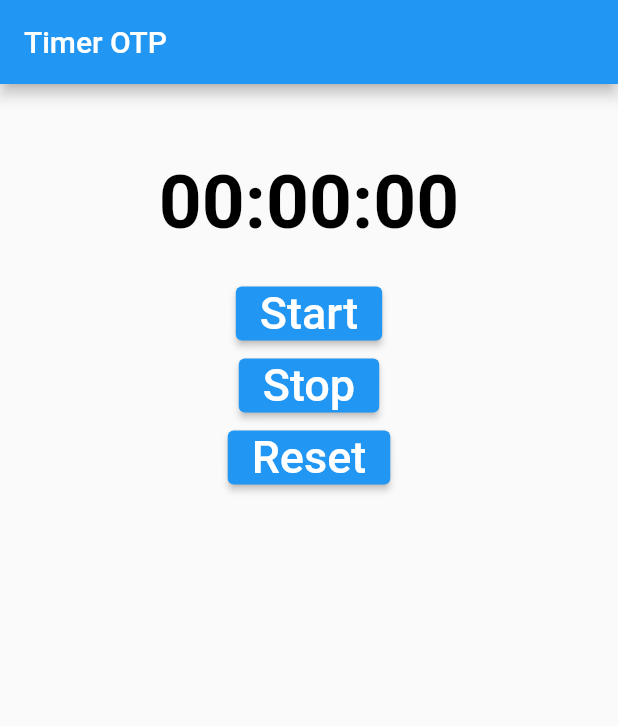
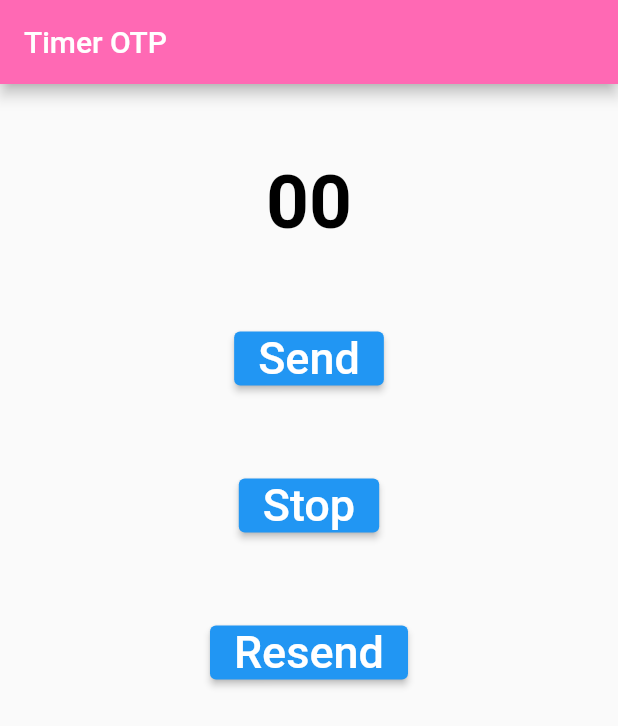
Before and after one commit to Krt-dev/CountDown_Mobile_dev, a Flutter app: the screen it shows after launch, on a phone screen of 412 x 824 dp. Shown: the top 726 px of the screen. Run offline on Flutter 3.47's test engine with Material 2 defaults, Android fonts, the light colour scheme and no system bars.

Commit message:
Working OTP

```diff
--- a/countdown_proj2/lib/main.dart
+++ b/countdown_proj2/lib/main.dart
@@ -53,13 +53,10 @@
   @override
   Widget build(BuildContext context) {
     String strDigits(int n) => n.toString().padLeft(2, '0');
-    final days = strDigits(myDuration.inDays);
     // Step 7
-    final hours = strDigits(myDuration.inHours.remainder(24));
-    final minutes = strDigits(myDuration.inMinutes.remainder(60));
     final seconds = strDigits(myDuration.inSeconds.remainder(60));
     Text(
-    '$days:$hours:$minutes:$seconds',
+    seconds,
     style: const TextStyle(
       fontWeight: FontWeight.bold,
       color: Colors.black,
@@ -68,6 +65,7 @@
     return Scaffold(
       appBar: AppBar(
         title: const Text('Timer OTP'),
+        backgroundColor: const Color(0xffFF69B4),
       ),
       body: Center(
         child: Column(
@@ -77,23 +75,24 @@
             ),
             // Step 8
             Text(
-              '$hours:$minutes:$seconds',
+              seconds,
               style: const TextStyle(
                   fontWeight: FontWeight.bold,
                   color: Colors.black,
                   fontSize: 50),
             ),
-            const SizedBox(height: 20),
+            const SizedBox(height: 50),
             // Step 9
             ElevatedButton(
               onPressed: startTimer,
               child: const Text(
-                'Start',
+                'Send',
                 style: TextStyle(
                   fontSize: 30,
                 ),
               ),
             ),
+            const SizedBox(height: 50),
             // Step 10
             ElevatedButton(
               onPressed: () {
@@ -108,13 +107,15 @@
                 ),
               ),
             ),
+            const SizedBox(height: 50),
             // Step 11
             ElevatedButton(
                 onPressed: () {
                   resetTimer();
+                  startTimer();
                 },
                 child: const Text(
-                  'Reset',
+                  'Resend',
                   style: TextStyle(
                     fontSize: 30,
                   ),
```
